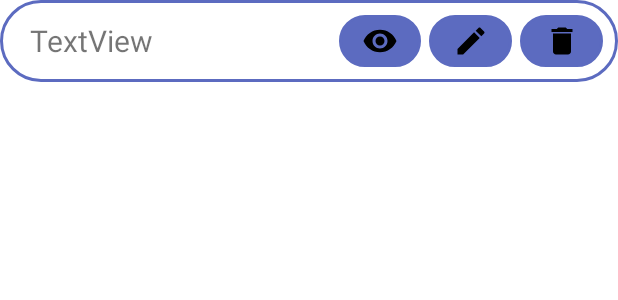
After one commit to Axi20/Project_ShapeShifters, an Android app: the layout client_list_item.xml on its own in the app's theme, with its tools: preview values and no code run, on a phone screen of 412 x 824 dp. The commit adds this screen. Shown: the top 300 px of the screen. Run offline under Robolectric (Android 15) with nearby library versions, the phone set to English and light mode, and no system bars.

Commit message:
Display clients in the manage clients fragment
Add icons for view, edit and delete
Create fetch function to retrieve client name
Create client class and adapter to populate recycler view
Create a layout for the list items
Add recycler view for the manage clients fragment

```diff
--- /dev/null
+++ b/app/src/main/res/drawable/ic_delete.xml
@@ -0,0 +1,5 @@
+<vector android:height="24dp" android:tint="#000000"
+    android:viewportHeight="24" android:viewportWidth="24"
+    android:width="24dp" xmlns:android="http://schemas.android.com/apk/res/android">
+    <path android:fillColor="@android:color/white" android:pathData="M6,19c0,1.1 0.9,2 2,2h8c1.1,0 2,-0.9 2,-2V7H6v12zM19,4h-3.5l-1,-1h-5l-1,1H5v2h14V4z"/>
+</vector>
--- /dev/null
+++ b/app/src/main/res/drawable/ic_edit.xml
@@ -0,0 +1,5 @@
+<vector android:height="24dp" android:tint="#000000"
+    android:viewportHeight="24" android:viewportWidth="24"
+    android:width="24dp" xmlns:android="http://schemas.android.com/apk/res/android">
+    <path android:fillColor="@android:color/white" android:pathData="M3,17.25V21h3.75L17.81,9.94l-3.75,-3.75L3,17.25zM20.71,7.04c0.39,-0.39 0.39,-1.02 0,-1.41l-2.34,-2.34c-0.39,-0.39 -1.02,-0.39 -1.41,0l-1.83,1.83 3.75,3.75 1.83,-1.83z"/>
+</vector>
--- /dev/null
+++ b/app/src/main/res/drawable/ic_show.xml
@@ -0,0 +1,5 @@
+<vector android:height="24dp" android:tint="#000000"
+    android:viewportHeight="24" android:viewportWidth="24"
+    android:width="24dp" xmlns:android="http://schemas.android.com/apk/res/android">
+    <path android:fillColor="@android:color/white" android:pathData="M12,4.5C7,4.5 2.73,7.61 1,12c1.73,4.39 6,7.5 11,7.5s9.27,-3.11 11,-7.5c-1.73,-4.39 -6,-7.5 -11,-7.5zM12,17c-2.76,0 -5,-2.24 -5,-5s2.24,-5 5,-5 5,2.24 5,5 -2.24,5 -5,5zM12,9c-1.66,0 -3,1.34 -3,3s1.34,3 3,3 3,-1.34 3,-3 -1.34,-3 -3,-3z"/>
+</vector>
--- /dev/null
+++ b/app/src/main/res/layout/client_list_item.xml
@@ -0,0 +1,65 @@
+<?xml version="1.0" encoding="utf-8"?>
+<androidx.constraintlayout.widget.ConstraintLayout xmlns:android="http://schemas.android.com/apk/res/android"
+    xmlns:app="http://schemas.android.com/apk/res-auto"
+    xmlns:tools="http://schemas.android.com/tools"
+    android:layout_width="match_parent"
+    android:layout_height="wrap_content">
+
+    <LinearLayout
+        android:layout_width="0dp"
+        android:layout_height="wrap_content"
+        android:background="@drawable/rounded_background"
+        android:orientation="horizontal"
+        android:layout_marginBottom="10dp"
+        app:layout_constraintBottom_toBottomOf="parent"
+        app:layout_constraintStart_toStartOf="parent"
+        app:layout_constraintEnd_toEndOf="parent"
+        app:layout_constraintTop_toTopOf="parent"
+        app:layout_constraintVertical_bias="0.002">
+
+        <TextView
+            android:id="@+id/client_name"
+            android:layout_width="196dp"
+            android:layout_height="wrap_content"
+            android:layout_gravity="center"
+            android:layout_weight="1"
+            android:paddingStart="10dp"
+            android:text="TextView"
+            android:textSize="20dp" />
+
+        <ImageButton
+            android:id="@+id/show_details_btn"
+            android:layout_width="wrap_content"
+            android:layout_height="wrap_content"
+            android:layout_gravity="center"
+            android:layout_marginEnd="5dp"
+            android:layout_weight="1"
+            android:background="@drawable/rounded_background"
+            android:backgroundTint="@color/purple"
+            android:padding="5dp"
+            app:srcCompat="@drawable/ic_show" />
+
+        <ImageButton
+            android:id="@+id/edit_btn"
+            android:layout_width="wrap_content"
+            android:layout_height="wrap_content"
+            android:layout_gravity="center"
+            android:layout_marginEnd="5dp"
+            android:layout_weight="1"
+            android:background="@drawable/rounded_background"
+            android:backgroundTint="@color/purple"
+            android:padding="5dp"
+            app:srcCompat="@drawable/ic_edit" />
+
+        <ImageButton
+            android:id="@+id/delete_btn"
+            android:layout_width="wrap_content"
+            android:layout_height="wrap_content"
+            android:layout_gravity="center"
+            android:layout_weight="1"
+            android:background="@drawable/rounded_background"
+            android:backgroundTint="@color/purple"
+            android:padding="5dp"
+            app:srcCompat="@drawable/ic_delete" />
+    </LinearLayout>
+</androidx.constraintlayout.widget.ConstraintLayout>
```
Also changed, not shown: app/src/main/java/com/grow/shapeshifters/DatabaseHelper.java (+34 -0 lines), app/src/main/java/com/grow/shapeshifters/ui/manage_clients/Client.java (added, +25 -0 lines), app/src/main/java/com/grow/shapeshifters/ui/manage_clients/ManageClientsAdapter.java (added, +74 -0 lines), app/src/main/java/com/grow/shapeshifters/ui/manage_clients/ManageClientsFragment.java (+38 -5 lines), app/src/main/res/layout/fragment_manage_clients.xml (+7 -6 lines).
